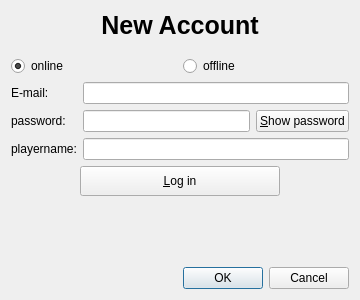
Above: Kaminec/UI/accountdialog.ui from kaniol-lck/Kaminec before the change. Below: the same form after it.
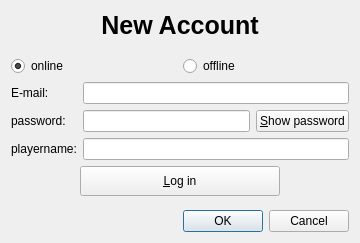
That is the form after the change.

What changed in the file:
```diff
--- a/Kaminec/UI/accountdialog.ui
+++ b/Kaminec/UI/accountdialog.ui
@@ -7,7 +7,7 @@
     <x>0</x>
     <y>0</y>
     <width>360</width>
-    <height>300</height>
+    <height>243</height>
    </rect>
   </property>
   <property name="windowTitle">
@@ -213,7 +213,7 @@
      <property name="sizeHint" stdset="0">
       <size>
        <width>20</width>
-       <height>40</height>
+       <height>0</height>
       </size>
      </property>
     </spacer>
```
